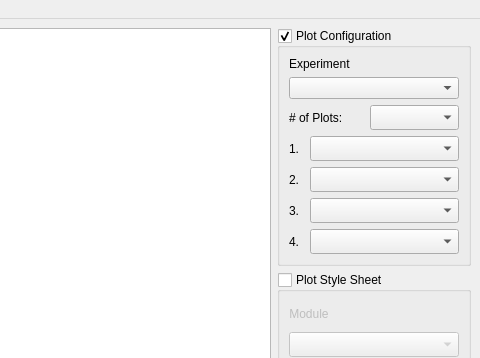
This is TumorVolumeExperimentView.ui in DennisDean/TumorVolumetrics as Qt 5 draws it before an edit; both pictures show x 445 to 925 and y 0 to 358 of the 925 by 882 pixel window. The edited form follows.
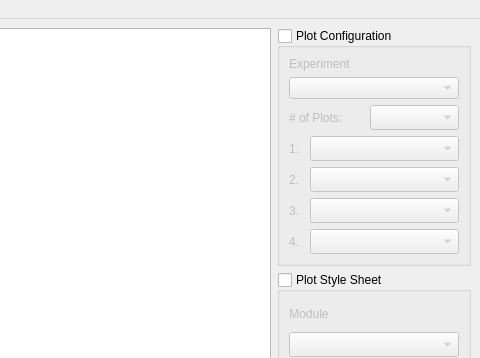
This is the edited form.

Commit message: Updated experiment view files.

Diff of the .ui file:
```diff
--- a/TumorVolumeExperimentView.ui
+++ b/TumorVolumeExperimentView.ui
@@ -60,7 +60,7 @@
              <bool>true</bool>
             </property>
             <property name="checked">
-             <bool>true</bool>
+             <bool>false</bool>
             </property>
             <layout class="QVBoxLayout" name="verticalLayout_3">
              <item>
```
The commit also changes 2 other files.
